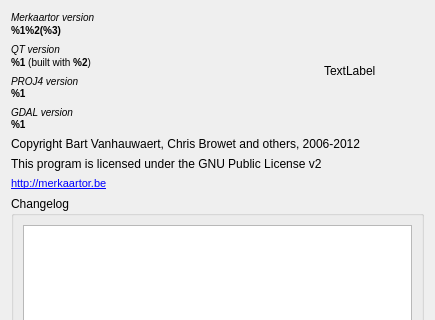
Above: src/common/AboutDialog.ui from openstreetmap/merkaartor before the change; both pictures show x 0 to 435 and y 0 to 320 of the 435 by 469 pixel window. Below: the same form after it.
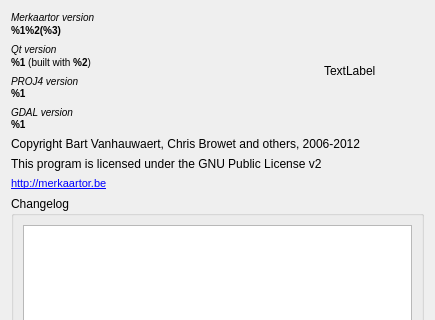
That is the form after the change.

```diff
--- a/src/common/AboutDialog.ui
+++ b/src/common/AboutDialog.ui
@@ -43,7 +43,7 @@
 &lt;html&gt;&lt;head&gt;&lt;meta name=&quot;qrichtext&quot; content=&quot;1&quot; /&gt;&lt;style type=&quot;text/css&quot;&gt;
 p, li { white-space: pre-wrap; }
 &lt;/style&gt;&lt;/head&gt;&lt;body style=&quot; font-size:small; font-weight:400; font-style:normal;&quot;&gt;
-&lt;p style=&quot; margin-top:0px; margin-bottom:0px; margin-left:0px; margin-right:0px; -qt-block-indent:0; text-indent:0px; font-size:small;&quot;&gt;&lt;span style=&quot; font-style:italic;&quot;&gt;QT version&lt;/span&gt; &lt;/p&gt;
+&lt;p style=&quot; margin-top:0px; margin-bottom:0px; margin-left:0px; margin-right:0px; -qt-block-indent:0; text-indent:0px; font-size:small;&quot;&gt;&lt;span style=&quot; font-style:italic;&quot;&gt;Qt version&lt;/span&gt; &lt;/p&gt;
 &lt;p style=&quot; margin-top:0px; margin-bottom:0px; margin-left:0px; margin-right:0px; -qt-block-indent:0; text-indent:0px; font-size:small;&quot;&gt;&lt;span style=&quot; font-weight:600;&quot;&gt;%1&lt;/span&gt; (built with &lt;span style=&quot; font-weight:600;&quot;&gt;%2&lt;/span&gt;)&lt;/p&gt;&lt;/body&gt;&lt;/html&gt;</string>
          </property>
         </widget>
```
